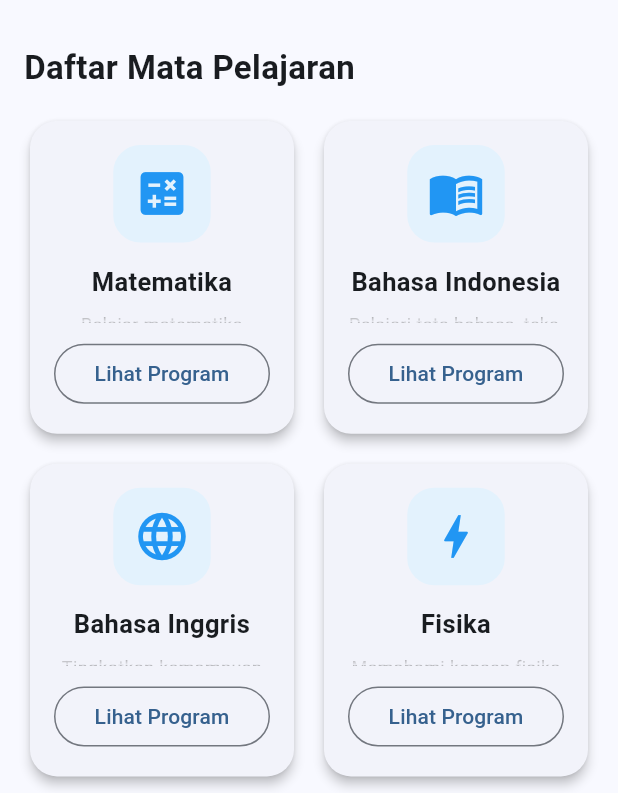
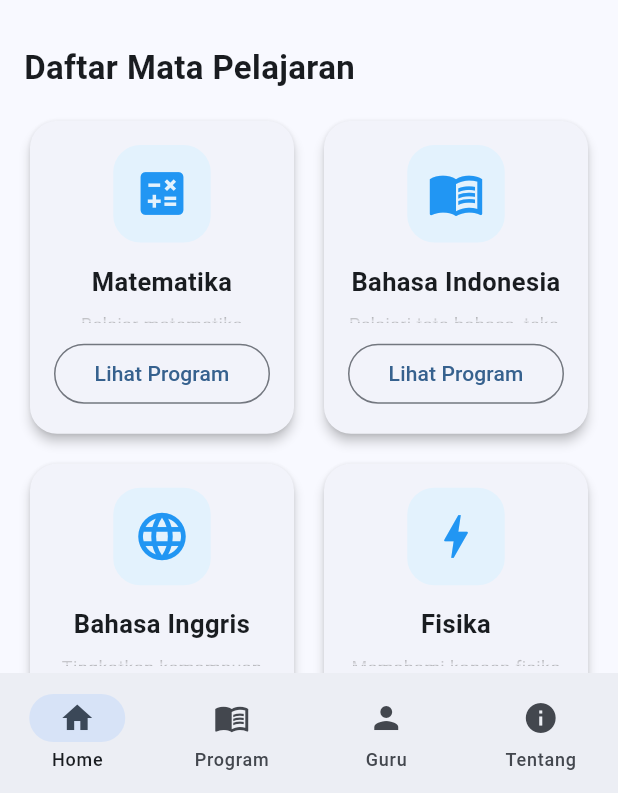
Before and after one commit to hanasoke/pocinui_apps, a Flutter app: the ProgramPage screen opened directly, on a phone screen of 412 x 824 dp, the part 443-1236 px from its top. Run offline on Flutter 3.47's test engine with Material 3 defaults, Android fonts, the phone set to English and light mode, and no system bars.

Commit message:
updated program_page

```diff
--- a/lib/pages/program_page.dart
+++ b/lib/pages/program_page.dart
@@ -148,6 +148,14 @@
           ),
         ),
       ),
+      bottomNavigationBar: NavigationBar(
+        destinations: const [
+          NavigationDestination(icon: Icon(Icons.home), label: 'Home'),
+          NavigationDestination(icon: Icon(Icons.menu_book), label: 'Program'),
+          NavigationDestination(icon: Icon(Icons.person), label: 'Guru'),
+          NavigationDestination(icon: Icon(Icons.info), label: 'Tentang'),
+        ],
+      ),
     );
   }
 }
```
